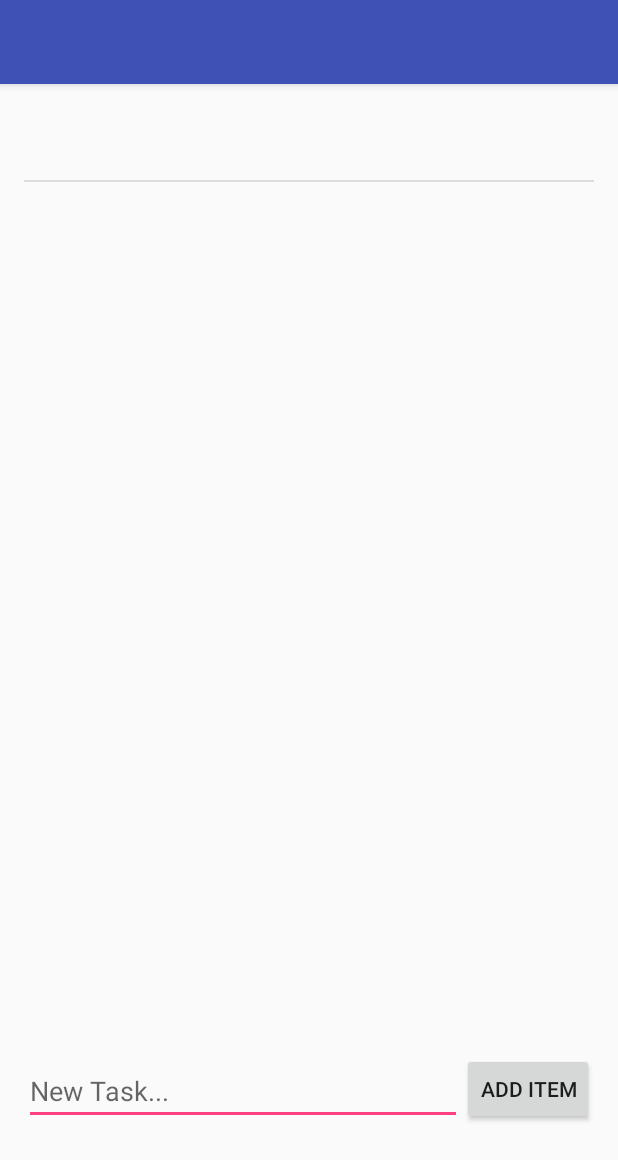
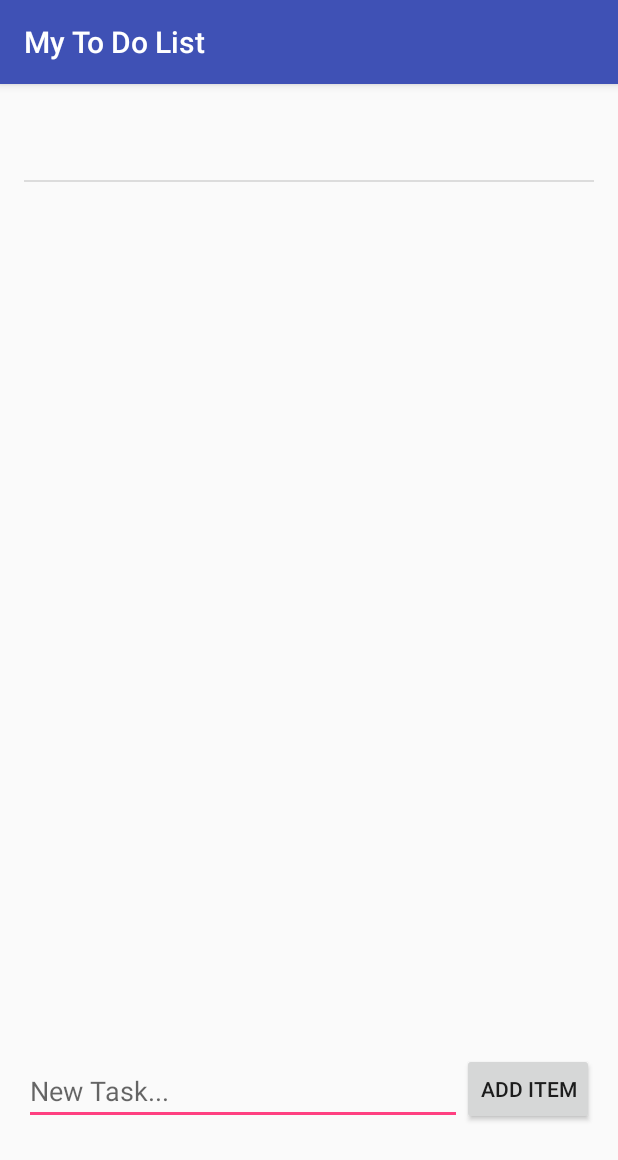
Before and after one commit to CristiScheye/codepath-todo, an Android app: the screen it shows after launch (MainActivity), after a tap on "ADD ITEM", on a phone screen of 412 x 824 dp. Shown: the top 1160 px of the screen. Run offline under Robolectric (Android 15) with nearby library versions, the phone set to English and light mode, and no system bars.

Commit message:
add toolbar title

```diff
--- a/app/src/main/java/com/cristischeye/simpletodo/MainActivity.java
+++ b/app/src/main/java/com/cristischeye/simpletodo/MainActivity.java
@@ -25,12 +25,18 @@ public class MainActivity extends AppCompatActivity {
     ArrayAdapter<String> itemsAdapter;
     ListView lvItems;
     EditText etNewItem;
+    Toolbar toolbar;
 
 
     @Override
     protected void onCreate(Bundle savedInstanceState) {
         super.onCreate(savedInstanceState);
         setContentView(R.layout.activity_main);
+
+        toolbar = (Toolbar) findViewById(R.id.toolbar);
+        if (toolbar != null) {
+            toolbar.setTitle("My To Do List");
+        }
 
         readItems();
 
```
